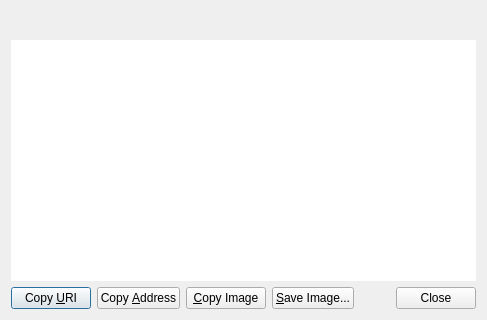
Qt form src/qt/forms/receiverequestdialog.ui (raffermeko/bitcoin) before a commit; both pictures show x 0 to 487 and y 277 to 597 of the 487 by 597 pixel window.
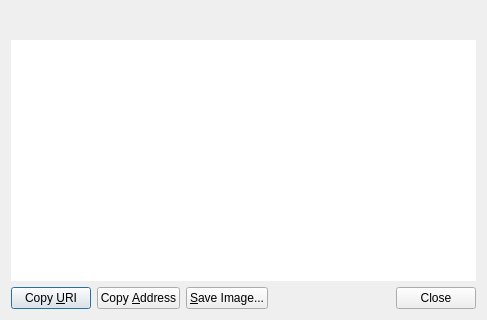
The same form after that commit. Custom widgets are drawn as their Qt base class.

```diff
--- a/src/qt/forms/receiverequestdialog.ui
+++ b/src/qt/forms/receiverequestdialog.ui
@@ -83,13 +83,6 @@
        </property>
       </widget>
      </item>
-     <item>
-      <widget class="QPushButton" name="btnCopyImage">
-       <property name="text">
-        <string>&amp;Copy Image</string>
-       </property>
-      </widget>
-     </item>
      <item>
       <widget class="QPushButton" name="btnSaveAs">
        <property name="text">
```
